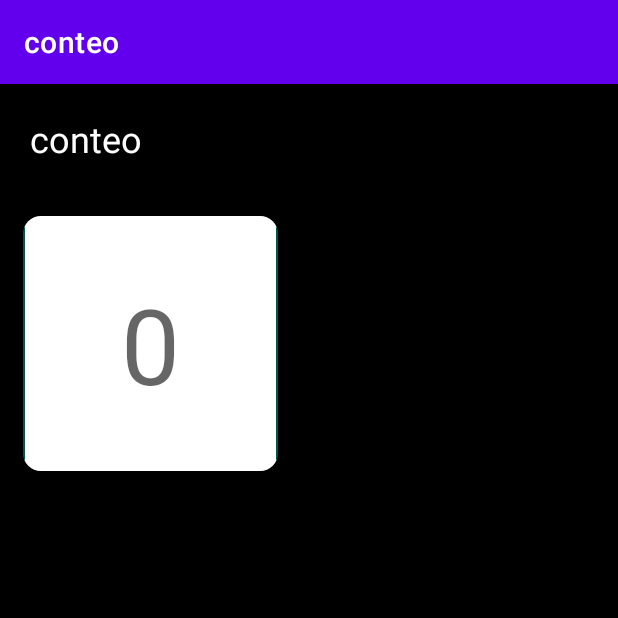
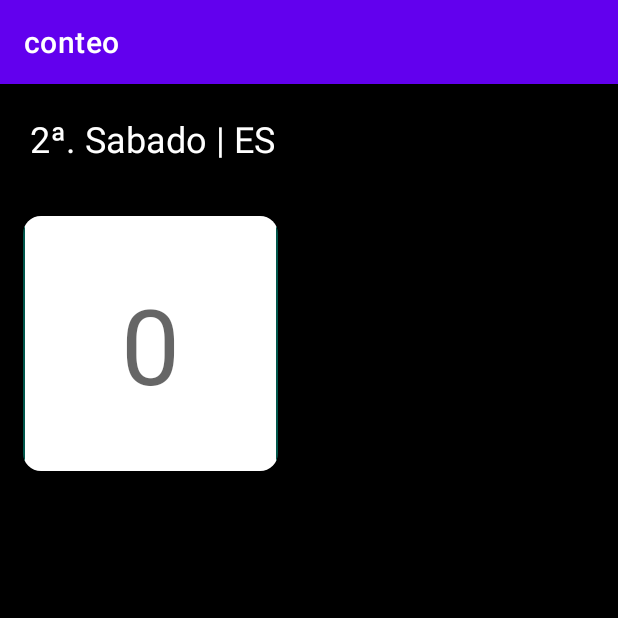
Before and after one commit to ebening/conteo, an Android app: the screen it shows after launch (MainActivity), on a phone screen of 412 x 824 dp, the top half of it. Run offline under Robolectric (Android 15) with nearby library versions, the phone set to English and light mode, and no system bars.

Commit message:
adding txt view name

```diff
--- a/app/src/main/res/layout/activity_main.xml
+++ b/app/src/main/res/layout/activity_main.xml
@@ -15,7 +15,7 @@
         <TextView
             android:layout_width="wrap_content"
             android:layout_height="wrap_content"
-            android:text="@string/app_name"
+            android:text="@string/app_text_view_name"
             android:fontFamily="@font/google_sans_bold"
             android:textSize="24sp"
             android:textColor="@color/white"
--- a/app/src/main/res/values/strings.xml
+++ b/app/src/main/res/values/strings.xml
@@ -1,5 +1,6 @@
 <resources>
     <string name="app_name">conteo</string>
+        <string name="app_text_view_name">2ª. Sabado | ES</string>
     <string name="app_txt_hint">0</string>
 
 </resources>
```
